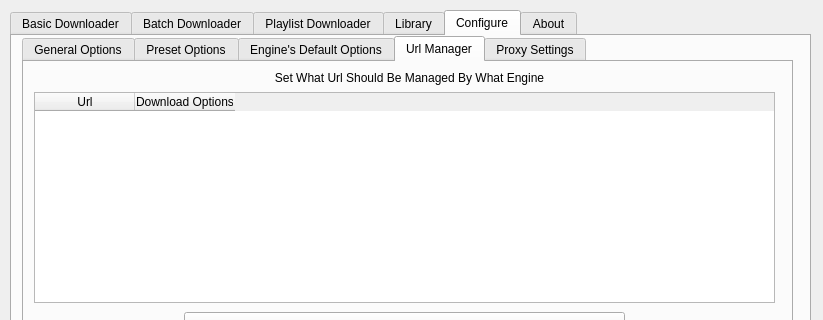
Above: src/mainwindow.ui from mhogomchungu/media-downloader before the change; both pictures show x 0 to 823 and y 0 to 320 of the 823 by 534 pixel window. Below: the same form after it.
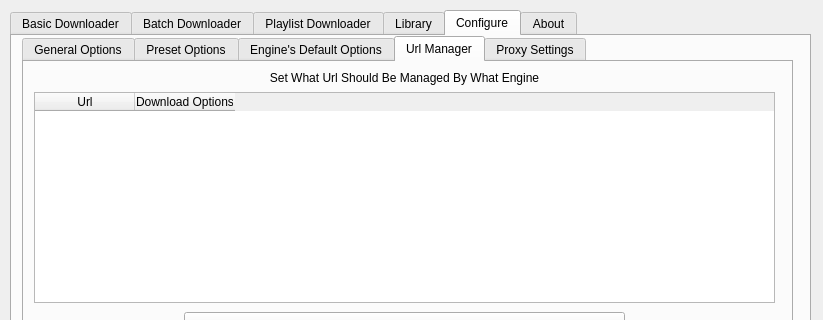
That is the form after the change. The open tabs and pages were chosen to show the change.

What changed in the file:
```diff
--- a/src/mainwindow.ui
+++ b/src/mainwindow.ui
@@ -2330,7 +2330,7 @@
          <rect>
           <x>15</x>
           <y>0</y>
-          <width>741</width>
+          <width>731</width>
           <height>31</height>
          </rect>
         </property>
```
Left out of the diff: 2 changed lines with no effect on the pictures.
